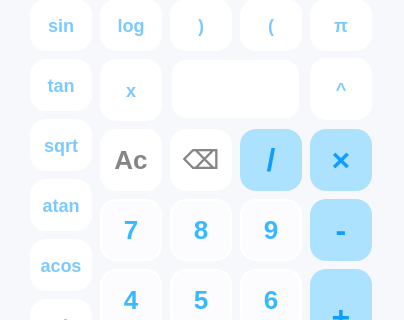
Qt form src/smartcalc.ui (maxim-sivakon/smartCalc) before a commit; both pictures show x 0 to 404 and y 120 to 440 of the 404 by 620 pixel window.
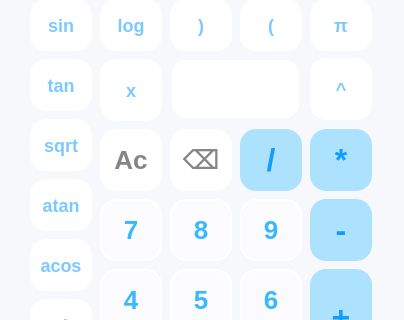
The same form after that commit. Icons and pictures are not drawn.

What changed in the file:
```diff
--- a/src/smartcalc.ui
+++ b/src/smartcalc.ui
@@ -192,7 +192,7 @@
 }</string>
     </property>
     <property name="text">
-     <string>×</string>
+     <string>*</string>
     </property>
    </widget>
    <widget class="QPushButton" name="btn_num_9">
```
Left out of the diff: 2 changed lines with no effect on the pictures.
